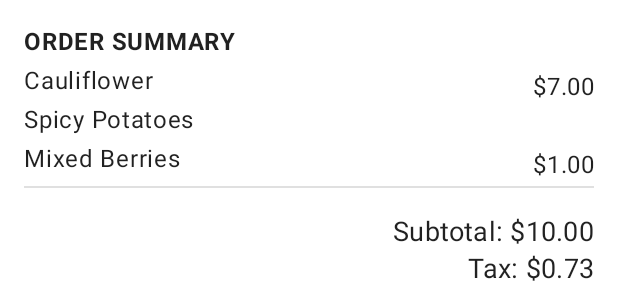
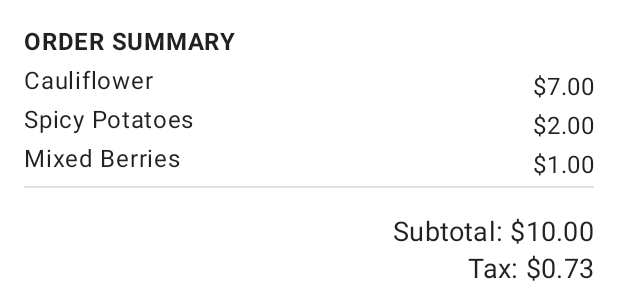
Before and after one commit to haleighebrown/Lunch-Tray-App, an Android app: the layout fragment_checkout.xml on its own in the app's theme, with its tools: preview values and no code run, on a phone screen of 412 x 824 dp. Shown: the top 291 px of the screen. Run offline under Robolectric (Android 15) with nearby library versions, the phone set to English and light mode, and no system bars.

Commit message:
Kt files fixed, nav graph added, xml files fixed, checkout screen broken

```diff
--- a/app/src/main/java/com/example/lunchtray/ui/order/StartOrderFragment.kt
+++ b/app/src/main/java/com/example/lunchtray/ui/order/StartOrderFragment.kt
@@ -20,6 +20,8 @@ import android.view.LayoutInflater
 import android.view.View
 import android.view.ViewGroup
 import androidx.fragment.app.Fragment
+import androidx.navigation.fragment.findNavController
+import com.example.lunchtray.R
 import com.example.lunchtray.databinding.FragmentStartOrderBinding
 
 /**
@@ -45,7 +47,7 @@ class StartOrderFragment : Fragment() {
         val root: View = binding.root
         // Navigate to entree menu
         binding.startOrderBtn.setOnClickListener {
-            // TODO: navigate to the EntreeMenuFragment
+            findNavController().navigate(R.id.action_startOrderFragment_to_entreeMenuFragment)
         }
         return root
     }
--- a/app/src/main/res/layout/fragment_checkout.xml
+++ b/app/src/main/res/layout/fragment_checkout.xml
@@ -52,7 +52,7 @@
 
             <TextView
                 android:id="@+id/entree_selection"
-                android:text = "@{@string/viewModel.entree.name}"
+                android:text = "@{viewModel.entree.name}"
                 style="@style/Widget.LunchTray.TextView.CheckoutItem.Info"
                 app:layout_constraintStart_toStartOf="parent"
                 app:layout_constraintTop_toBottomOf="@id/order_summary"
@@ -60,7 +60,7 @@
 
             <TextView
                 android:id="@+id/entree_price"
-                android:text = "@{@string/viewModel.entree.price}"
+                android:text = "@{viewModel.entree.formattedPrice}"
                 style="@style/Widget.LunchTray.TextView.CheckoutItem.Info"
                 app:layout_constraintEnd_toEndOf="parent"
                 app:layout_constraintTop_toTopOf="@id/entree_selection"
@@ -68,7 +68,7 @@
 
             <TextView
                 android:id="@+id/side_selection"
-                android:text = "@{@string/viewModel.side.name}"
+                android:text = "@{viewModel.side.name}"
                 style="@style/Widget.LunchTray.TextView.CheckoutItem.Info"
                 app:layout_constraintStart_toStartOf="parent"
                 app:layout_constraintTop_toBottomOf="@id/entree_selection"
@@ -76,14 +76,15 @@
 
             <TextView
                 android:id="@+id/side_price"
-                android:text = "@{@string/viewModel.side.price}"
+                android:text = "@{viewModel.side.formattedPrice}"
                 style="@style/Widget.LunchTray.TextView.CheckoutItem.Info"
                 app:layout_constraintEnd_toEndOf="parent"
-                app:layout_constraintTop_toTopOf="@id/side_selection" />
+                app:layout_constraintTop_toTopOf="@id/side_selection"
+                tools:text="$2.00" />
 
             <TextView
                 android:id="@+id/accompaniment_selection"
-                android:text = "@{@string/viewModel.accompaniment.name}"
+                android:text = "@{viewModel.accompaniment.name}"
                 style="@style/Widget.LunchTray.TextView.CheckoutItem.Info"
                 app:layout_constraintStart_toStartOf="parent"
                 app:layout_constraintTop_toBottomOf="@id/side_selection"
@@ -91,7 +92,7 @@
 
             <TextView
                 android:id="@+id/accompaniment_price"
-                android:text = "@{@string/viewModel.accompaniment.price}"
+                android:text = "@{viewModel.accompaniment.formattedPrice}"
                 style="@style/Widget.LunchTray.TextView.CheckoutItem.Info"
                 app:layout_constraintEnd_toEndOf="parent"
                 app:layout_constraintTop_toTopOf="@id/accompaniment_selection"
@@ -107,7 +108,7 @@
 
             <TextView
                 android:id="@+id/subtotal"
-                android:text = "@{@string/viewModel.subtotal}"
+                android:text='@{@string/subtotal(viewModel.subtotal)}'
                 style="@style/Widget.LunchTray.TextView.Subtotal"
                 app:layout_constraintEnd_toEndOf="parent"
                 app:layout_constraintTop_toBottomOf="@id/divider"
@@ -115,7 +116,7 @@
 
             <TextView
                 android:id="@+id/tax"
-                android:text = "@{@string/viewModel.tax}"
+                android:text = "@{@string/tax(viewModel.tax)}"
                 style="@style/Widget.LunchTray.TextView.Subtotal"
                 android:layout_marginTop="0dp"
                 app:layout_constraintEnd_toEndOf="parent"
@@ -124,7 +125,7 @@
 
             <TextView
                 android:id="@+id/total"
-                android:text = "@{@string/viewModel.total}"
+                android:text = "@{@string/total(viewModel.total)}"
                 android:layout_width="wrap_content"
                 android:layout_height="wrap_content"
                 android:textAllCaps="true"
--- a/app/src/main/res/values/strings.xml
+++ b/app/src/main/res/values/strings.xml
@@ -15,7 +15,7 @@
   -->
 <resources>
     <string name="app_name">Lunch Tray</string>
-    <string name="tile_start_order">Order</string>
+    <string name="title_start_order">Order</string>
     <string name="title_coupons">Coupons</string>
     <string name="title_entree_menu">Entrees</string>
     <string name="title_side_menu">Sides</string>
```
Also changed, not shown: app/src/main/java/com/example/lunchtray/MainActivity.kt (+11 -7 lines), app/src/main/java/com/example/lunchtray/model/OrderViewModel.kt (+6 -6 lines), app/src/main/java/com/example/lunchtray/ui/order/AccompanimentMenuFragment.kt (+6 -4 lines), app/src/main/java/com/example/lunchtray/ui/order/CheckoutFragment.kt (+6 -9 lines), app/src/main/java/com/example/lunchtray/ui/order/EntreeMenuFragment.kt (+6 -5 lines), app/src/main/java/com/example/lunchtray/ui/order/SideMenuFragment.kt (+6 -4 lines), app/src/main/res/layout/activity_main.xml (+14 -3 lines), app/src/main/res/layout/fragment_accompaniment_menu.xml (+4 -4 lines), app/src/main/res/layout/fragment_entree_menu.xml (+5 -5 lines), app/src/main/res/layout/fragment_side_menu.xml (+5 -5 lines), app/src/main/res/navigation/mobile_navigation.xml (+7 -7 lines), 336 other files.
